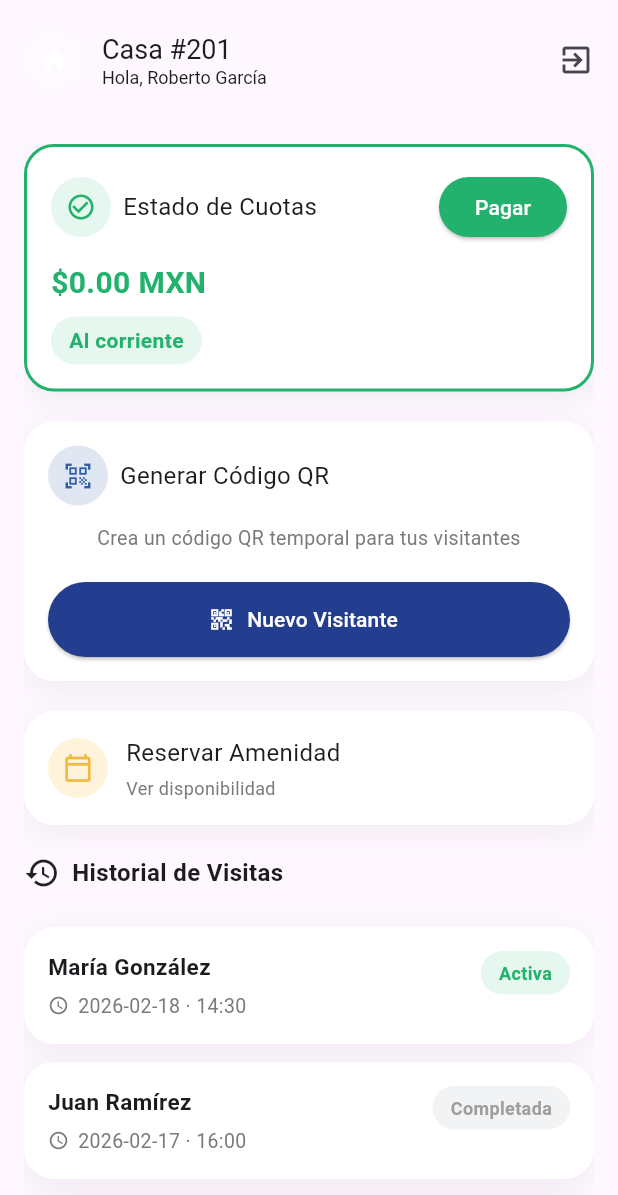
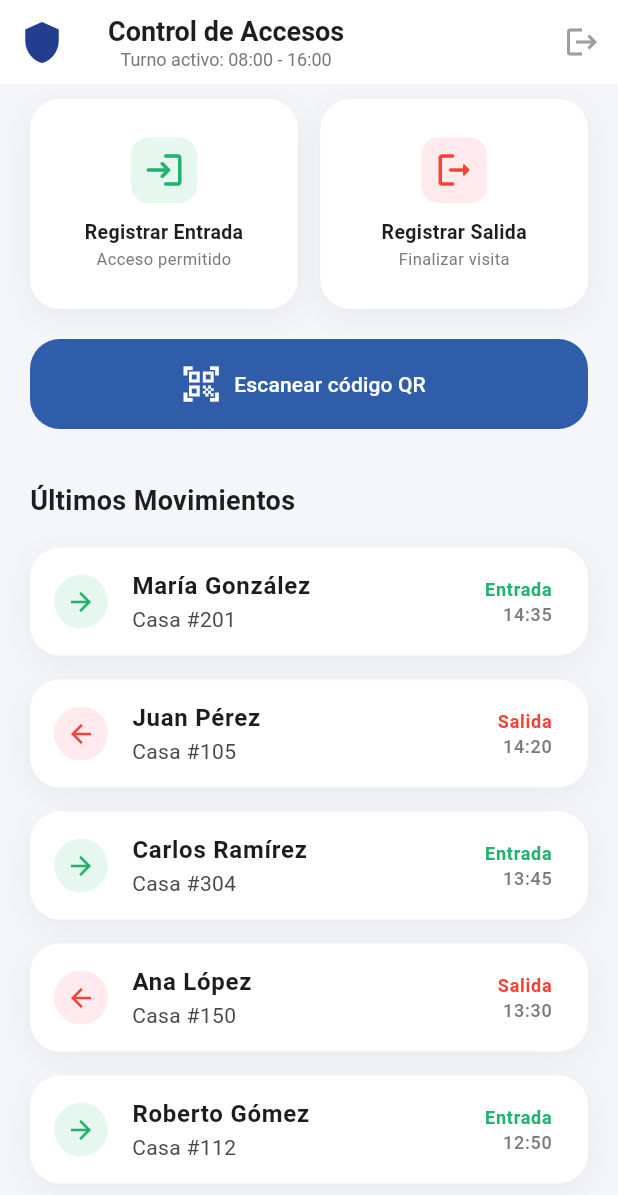
Before and after one commit to JoseSanchez2177864/Lab_Moviles, a Flutter app: the screen it shows after launch, on a phone screen of 412 x 824 dp. Shown: the top 1195 px of the screen. Run offline on Flutter 3.47's test engine with Material 3 defaults, Android fonts, the phone set to English and light mode, and no system bars; our stand-ins replace go_router.

Commit message:
Implementación de Interfaz de Control de Acceso para Vigilante

```diff
--- a/lib/Core/Router/app_router.dart
+++ b/lib/Core/Router/app_router.dart
@@ -1,9 +1,11 @@
 import 'package:go_router/go_router.dart';
 import 'package:privada/Pages/amenidades.dart';
 import 'package:privada/Pages/residente.dart';
+import 'package:privada/Pages/vigilante_home.dart';
 
 final GoRouter appRouter = GoRouter(
-  initialLocation: '/residente',
+  //initialLocation: '/residente',
+  initialLocation: '/vigilante',
   routes: [
     GoRoute(
       path: '/residente',
@@ -22,5 +24,11 @@ final GoRouter appRouter = GoRouter(
         subtitle: "Reserva espacios comunes",
       ),
     ),
+
+    GoRoute(
+      path: '/vigilante',
+      name: 'vigilante',
+      builder: (context, state) => const VigilanteHomePage(),
+    ),
   ],
 );
--- /dev/null
+++ b/lib/Pages/vigilante_home.dart
@@ -0,0 +1,242 @@
+import 'package:flutter/material.dart';
+import 'package:go_router/go_router.dart';
+import 'package:privada/main.dart';
+
+class VigilanteHomePage extends StatelessWidget {
+  const VigilanteHomePage({super.key});
+
+  @override
+  Widget build(BuildContext context) {
+    //Lista estática de nombres
+    final movimientos = [
+      {'nombre': 'María González', 'casa': '201', 'hora': '14:35', 'tipo': 'entrada'},
+      {'nombre': 'Juan Pérez', 'casa': '105', 'hora': '14:20', 'tipo': 'salida'},
+      {'nombre': 'Carlos Ramírez', 'casa': '304', 'hora': '13:45', 'tipo': 'entrada'},
+      {'nombre': 'Ana López', 'casa': '150', 'hora': '13:30', 'tipo': 'salida'},
+      {'nombre': 'Roberto Gómez', 'casa': '112', 'hora': '12:50', 'tipo': 'entrada'},
+      {'nombre': 'Lucía Fernández', 'casa': '402', 'hora': '12:15', 'tipo': 'salida'},
+      {'nombre': 'Diego Torres', 'casa': '205', 'hora': '11:40', 'tipo': 'entrada'},
+      {'nombre': 'Elena Beltrán', 'casa': '301', 'hora': '11:20', 'tipo': 'entrada'},
+    ];
+
+    return Scaffold(
+      backgroundColor: AppColors.background,
+
+      //APPBAR: barra superior azul en la pantalla
+      appBar: AppBar(
+        backgroundColor: Colors.white,
+        elevation: 0,
+        centerTitle: false,
+        //Logo (lado izquierdo)
+        leading: Icon(
+          Icons.shield,
+          color: AppColors.darkBlue,
+          size: 30,
+        ),
+
+        //Título
+        title: Column(
+          children: [
+            Text(
+              'Control de Accesos',
+              style: TextStyle(
+                color: AppColors.primaryText,
+                fontSize: 18,
+                fontWeight: FontWeight.bold
+              ),
+            ),
+            Text(
+              'Turno activo: 08:00 - 16:00',
+              style: TextStyle(
+                color: AppColors.secondaryText,
+                fontSize: 12
+              ),
+            ),
+          ],
+        ),
+
+        //Botón de Logout (lado derecho)
+        actions: [
+          IconButton(
+            icon: const Icon(Icons.logout, color: AppColors.completedGray),
+            onPressed: () {
+              //Aquí irá la función de regresar al Login
+              context.go('/Login');
+            },
+          ),
+        ],
+      ),
+      body: Column(
+        children: [
+          //BOTONES: ENTRADA Y SALIDA
+          Padding(
+            padding: const EdgeInsets.symmetric(horizontal: 20, vertical: 10),
+            child: Row(
+              children: [
+                // BOTÓN: ENTRADA
+                Expanded(
+                    child: Container(
+                       height: 140,
+                      decoration: MyApp.cardDecoration(), // Decoración general de la app
+                      child: InkWell( //Función para que se pueda clickear
+                        borderRadius: BorderRadius.circular(20),
+                        onTap: () {},
+                        child: Column(
+                          mainAxisAlignment: MainAxisAlignment.center,
+                          children: [
+                            Container(
+                              padding: const EdgeInsets.all(8),
+                              decoration: BoxDecoration(
+                                color: AppColors.lightGreen,
+                                borderRadius: BorderRadius.circular(12),
+                              ),
+                              child: Icon(Icons.login_rounded, color: AppColors.primaryGreen, size: 28,),
+                            ),
+                            const SizedBox(height: 10),
+                            const Text(
+                              "Registrar Entrada",
+                              style: TextStyle(fontWeight: FontWeight.bold, color: AppColors.primaryText, fontSize: 13),
+                            ),
+                            Text(
+                              "Acceso permitido",
+                              style: TextStyle(color: AppColors.secondaryText, fontSize: 11),
+                            ),
+                          ],
+                        ),
+                      ),
+                    ),
+                ),
+                const SizedBox(width: 15),
+
+                // BOTÓN: SALIDA
+                Expanded(
+                  child: Container(
+                    height: 140,
+                    decoration: MyApp.cardDecoration(),
+                    child: InkWell(
+                      borderRadius: BorderRadius.circular(20),
+                      onTap: () {},
+                      child: Column(
+                        mainAxisAlignment: MainAxisAlignment.center,
+                        children: [
+                          Container(
+                            padding: const EdgeInsets.all(8),
+                            decoration: BoxDecoration(
+                              color: Colors.red[50],
+                              borderRadius: BorderRadius.circular(12),
+                            ),
+                            child: Icon(Icons.logout_rounded, color: Colors.red, size: 28,),
+                          ),
+                          const SizedBox(height: 10),
+                          const Text(
+                            "Registrar Salida",
+                            style: TextStyle(fontWeight: FontWeight.bold, color: AppColors.primaryText, fontSize: 13),
+                          ),
+                          Text(
+                            "Finalizar visita",
+                            style: TextStyle(color: AppColors.secondaryText, fontSize: 11),
+                          ),
+                        ],
+                      ),
+                    ),
+                  ),
+                )
+              ],
+            ),
+          ),
+
+          //BOTÓN DE ESCANEAR QR
+          Padding(
+            padding: const EdgeInsets.symmetric(horizontal: 20, vertical: 10),
+            child: ElevatedButton.icon(
+              onPressed: () {
+                //Aquí irá la función de scanner más adelante
+              },
+              icon: const Icon(Icons.qr_code_scanner, size: 28),
+              label: const Text("Escanear código QR"),
+              style: ElevatedButton.styleFrom(
+                minimumSize: const Size(double.infinity, 60),
+                backgroundColor: AppColors.primaryBlue,
+                foregroundColor: Colors.white,
+                elevation: 0,
+                shape: RoundedRectangleBorder(
+                    borderRadius: BorderRadius.circular(20)
+                ),
+              ),
+            ),
+          ),
+
+          // LISTA DE ÚLTIMOS MOVIMIENTOS
+          //Título de la Sección
+          const Padding(
+            padding: EdgeInsets.only(left: 20, top: 25, bottom: 10),
+            child: Align(
+              alignment: Alignment.centerLeft,
+              child: Text(
+                'Últimos Movimientos',
+                    style: TextStyle(
+                      fontSize: 18,
+                      fontWeight: FontWeight.bold,
+                      color: AppColors.primaryText
+                    ),
+              ),
+            ),
+          ),
+
+          // Lista de Movimientos
+          Expanded(
+              child: ListView.builder(
+                itemCount: movimientos.length,
+                itemBuilder: (context, index) {
+                  final item = movimientos[index];
+                  final esEntrada = item['tipo'] == 'entrada';
+
+                return Container(
+                  margin: const EdgeInsets.symmetric(horizontal: 20, vertical: 8),
+                  decoration: MyApp.cardDecoration(),
+                  child: ListTile(
+                    leading: Container(
+                      padding: const EdgeInsets.all(8),
+                      decoration: BoxDecoration(
+                        color: esEntrada ? AppColors.lightGreen : Colors.red[50],
+                        shape: BoxShape.circle,
+                      ),
+                      child: Icon(
+                        esEntrada ? Icons.arrow_forward : Icons.arrow_back,
+                        color: esEntrada ? AppColors.primaryGreen : Colors.red,
+                        size: 20,
+                      ),
+                    ),
+                    title: Text(
+                      item['nombre']!,
+                      style: const TextStyle(fontWeight: FontWeight.bold),
+                    ),
+                    subtitle: Text('Casa #${item['casa']}'),
+                    trailing: Column(
+                      mainAxisAlignment: MainAxisAlignment.center,
+                      crossAxisAlignment: CrossAxisAlignment.end,
+                      children: [
+                        Text(
+                          esEntrada ? 'Entrada' : 'Salida',
+                          style: TextStyle(
+                            color: esEntrada ? AppColors.primaryGreen : Colors.red,
+                            fontWeight: FontWeight.bold,
+                            fontSize: 12,
+                          ),
+                        ),
+                        Text(
+                          item['hora']!,
+                          style: const TextStyle(color: AppColors.secondaryText, fontSize: 12),
+                        ),
+                      ],
+                    ),
+                  ),
+                );
+                },
+              ),
+          ),
+        ],
+      ),
+    );
+  }
+}
```
Also changed, not shown: pubspec.lock.
